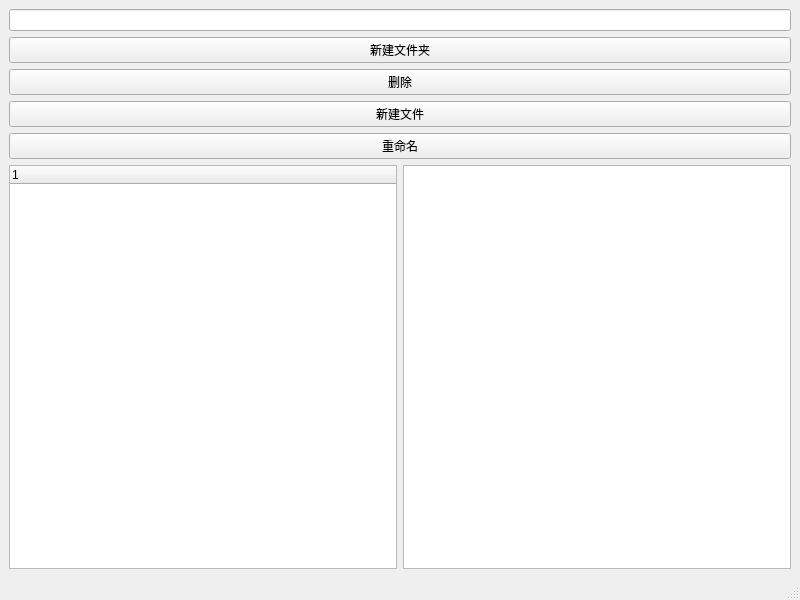
Old version of the form mainwindow.ui in the repository enenene1223/FileManager.
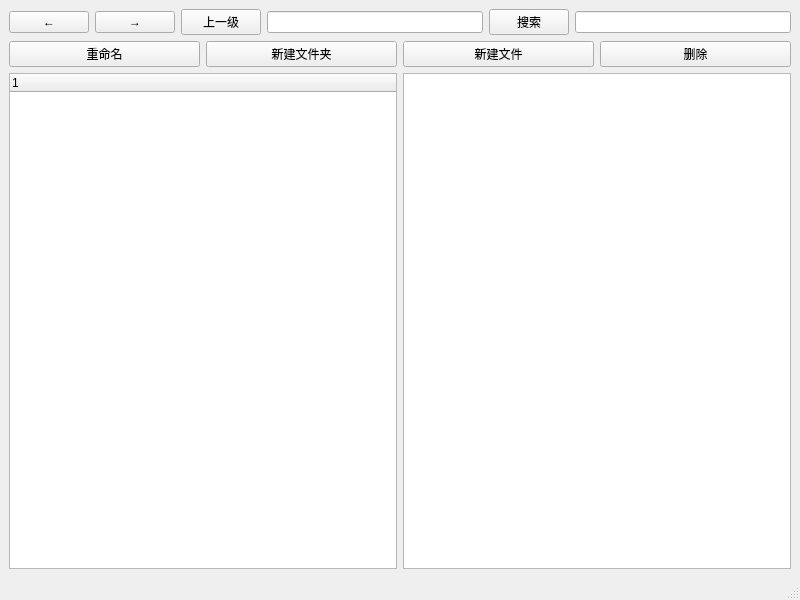
New version of the form.

Commit message: feat:完成v0.4导航与搜索模块

The edit to the form file:
```diff
--- a/mainwindow.ui
+++ b/mainwindow.ui
@@ -16,22 +16,59 @@
   <widget class="QWidget" name="centralwidget">
    <layout class="QVBoxLayout" name="verticalLayout">
     <item>
+     <layout class="QHBoxLayout" name="horizontalLayout_2">
+      <item>
+       <widget class="QPushButton" name="btn_back">
+        <property name="text">
+         <string>←</string>
+        </property>
+       </widget>
+      </item>
+      <item>
+       <widget class="QPushButton" name="btn_forward">
+        <property name="text">
+         <string>→</string>
+        </property>
+       </widget>
+      </item>
+      <item>
+       <widget class="QPushButton" name="btn_up">
+        <property name="text">
+         <string>上一级</string>
+        </property>
+       </widget>
+      </item>
+      <item>
      <widget class="QLineEdit" name="lineEdit_path"/>
     </item>
     <item>
+       <widget class="QPushButton" name="btn_search">
+        <property name="text">
+         <string>搜索</string>
+        </property>
+       </widget>
+      </item>
+      <item>
+       <widget class="QLineEdit" name="lineEdit_search"/>
+      </item>
+     </layout>
+    </item>
+    <item>
+     <layout class="QHBoxLayout" name="horizontalLayout_3">
+      <item>
+       <widget class="QPushButton" name="btn_rename">
+        <property name="text">
+         <string>重命名</string>
+        </property>
+       </widget>
+      </item>
+      <item>
      <widget class="QPushButton" name="btn_new_folder">
       <property name="text">
        <string>新建文件夹</string>
       </property>
      </widget>
     </item>
-    <item>
-     <widget class="QPushButton" name="btn_delete">
-      <property name="text">
-       <string>删除</string>
-      </property>
-     </widget>
-    </item>
     <item>
      <widget class="QPushButton" name="btn_new_file">
       <property name="text">
@@ -40,11 +77,13 @@
      </widget>
     </item>
     <item>
-     <widget class="QPushButton" name="btn_rename">
+       <widget class="QPushButton" name="btn_delete">
       <property name="text">
-       <string>重命名</string>
-      </property>
-     </widget>
+         <string>删除</string>
+        </property>
+       </widget>
+      </item>
+     </layout>
     </item>
     <item>
      <layout class="QHBoxLayout" name="horizontalLayout">
```
Lines whose indentation alone changed are shown as unchanged. The commit also changes 2 other files.
